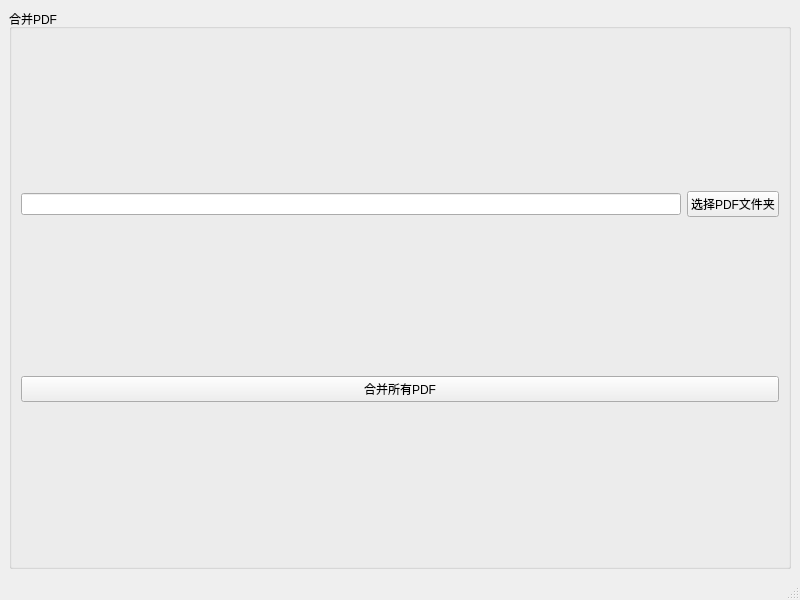
This is uis/mainwindow.ui in bfss/pdf-tool as Qt 5 draws it before an edit. The edited form follows.
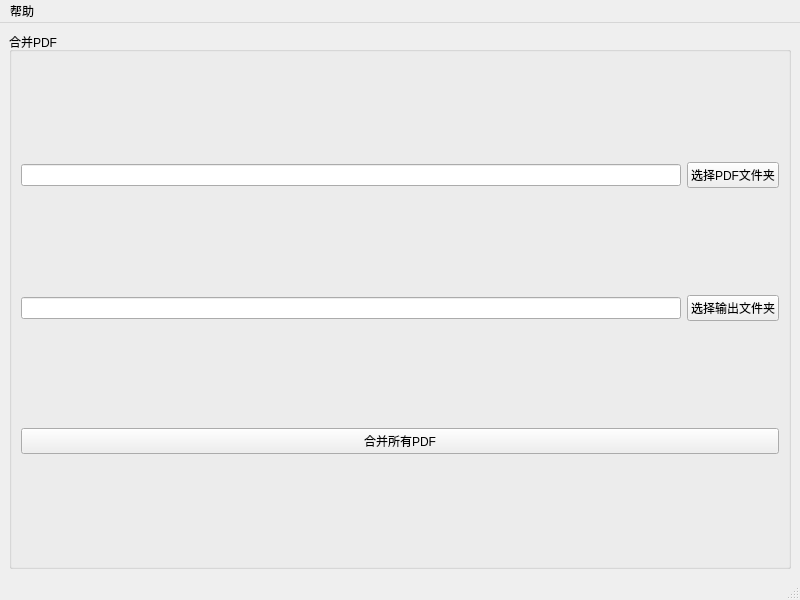
This is the edited form.

```diff
--- a/uis/mainwindow.ui
+++ b/uis/mainwindow.ui
@@ -24,6 +24,13 @@
        <item row="0" column="0">
         <widget class="QLineEdit" name="lineEdit_select_pdf_dir"/>
        </item>
+       <item row="2" column="0" colspan="2">
+        <widget class="QPushButton" name="pushButton_combine_pdf">
+         <property name="text">
+          <string>合并所有PDF</string>
+         </property>
+        </widget>
+       </item>
        <item row="0" column="1">
         <widget class="QPushButton" name="pushButton_select_pdf_dir">
          <property name="text">
@@ -31,13 +38,16 @@
          </property>
         </widget>
        </item>
-       <item row="1" column="0" colspan="2">
-        <widget class="QPushButton" name="pushButton_combine_pdf">
+       <item row="1" column="1">
+        <widget class="QPushButton" name="pushButton_select_output">
          <property name="text">
-          <string>合并所有PDF</string>
+          <string>选择输出文件夹</string>
          </property>
         </widget>
        </item>
+       <item row="1" column="0">
+        <widget class="QLineEdit" name="lineEdit_select_output"/>
+       </item>
       </layout>
      </widget>
     </item>
@@ -49,9 +59,16 @@
      <x>0</x>
      <y>0</y>
      <width>800</width>
-     <height>22</height>
+     <height>26</height>
     </rect>
    </property>
+   <widget class="QMenu" name="menu_help">
+    <property name="title">
+     <string>帮助</string>
+    </property>
+    <addaction name="action_about"/>
+   </widget>
+   <addaction name="menu_help"/>
   </widget>
   <widget class="QStatusBar" name="statusbar"/>
  </widget>
```
Left out of the diff: 5 changed lines with no effect on the pictures.
